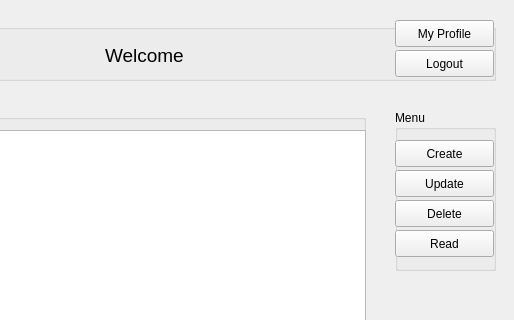
The window that Forms/homewindow.ui (oya163/NoticeBoard) describes before a commit, drawn with Qt 5; both pictures show x 365 to 879 and y 0 to 320 of the 879 by 762 pixel window.
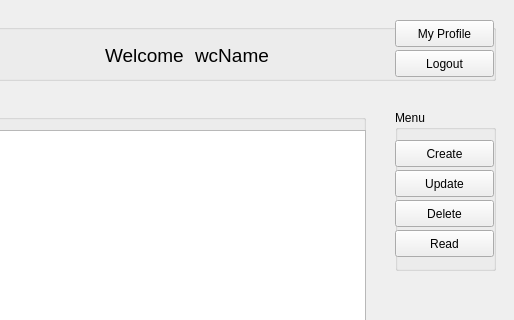
The same window after the commit.

Commit message: Modified to display the logged in person name

What changed in the file:
```diff
--- a/Forms/homewindow.ui
+++ b/Forms/homewindow.ui
@@ -75,7 +75,7 @@
       <rect>
        <x>450</x>
        <y>30</y>
-       <width>251</width>
+       <width>81</width>
        <height>31</height>
       </rect>
      </property>
@@ -88,6 +88,24 @@
       <string>Welcome</string>
      </property>
     </widget>
+    <widget class="QLabel" name="wcName">
+     <property name="geometry">
+      <rect>
+       <x>540</x>
+       <y>30</y>
+       <width>181</width>
+       <height>31</height>
+      </rect>
+     </property>
+     <property name="font">
+      <font>
+       <pointsize>14</pointsize>
+      </font>
+     </property>
+     <property name="text">
+      <string>wcName</string>
+     </property>
+    </widget>
    </widget>
    <widget class="QGroupBox" name="menuBox">
     <property name="geometry">
```
